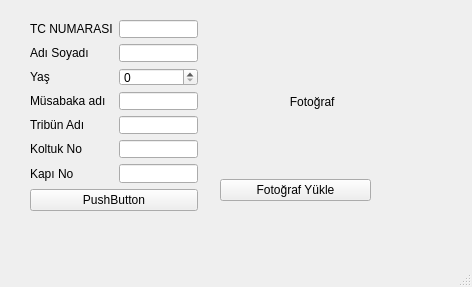
This is mainwindow.ui in ahmetarifozden/TFF as Qt 5 draws it before an edit. The edited form follows.
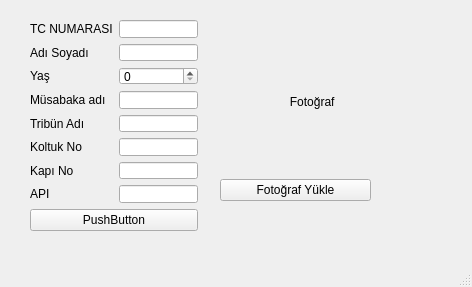
This is the edited form.

```diff
--- a/mainwindow.ui
+++ b/mainwindow.ui
@@ -20,7 +20,7 @@
       <x>30</x>
       <y>20</y>
       <width>168</width>
-      <height>191</height>
+      <height>211</height>
      </rect>
     </property>
     <layout class="QVBoxLayout" name="verticalLayout">
@@ -96,6 +96,16 @@
        <item row="6" column="1">
         <widget class="QLineEdit" name="KapiNo"/>
        </item>
+       <item row="7" column="0">
+        <widget class="QLabel" name="label_8">
+         <property name="text">
+          <string>API</string>
+         </property>
+        </widget>
+       </item>
+       <item row="7" column="1">
+        <widget class="QLineEdit" name="lineEditApiUrl"/>
+       </item>
       </layout>
      </item>
      <item>
```
Left out of the diff: 6 changed lines with no effect on the pictures.
